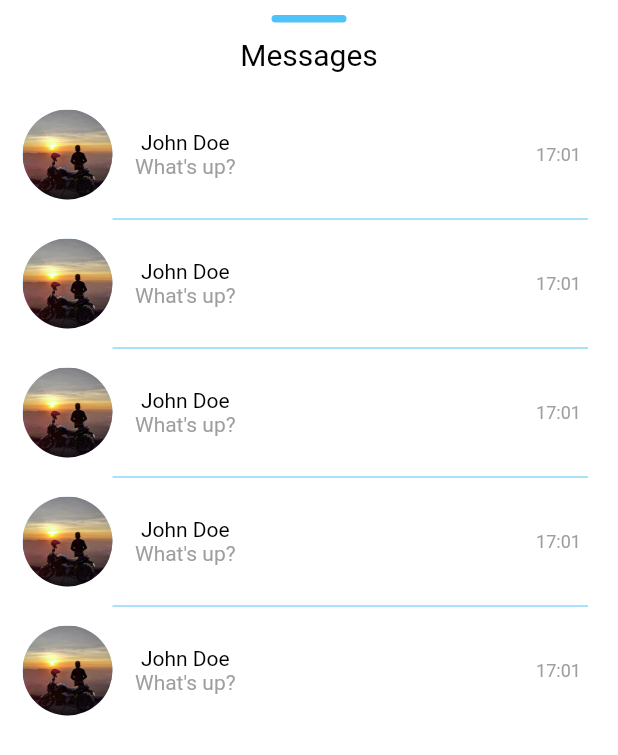
After one commit to jonbondani/kidsmessaging, a Flutter app: the ConversationBottomSheet screen opened directly, on a phone screen of 412 x 824 dp. The commit adds this screen. Shown: the top 755 px of the screen. Run offline on Flutter 3.47's test engine with Material 2 defaults, Android fonts, the phone set to English and light mode, and no system bars.

Commit message:
Añadido slideable widget

```diff
--- /dev/null
+++ b/lib/pages/ConversationBottomSheet.dart
@@ -0,0 +1,43 @@
+import 'package:flutter/material.dart';
+import 'package:kidsmessaging/config/Palette.dart';
+import 'package:kidsmessaging/config/Styles.dart';
+import 'package:kidsmessaging/widgets/ChatRowWidget.dart';
+
+import 'package:kidsmessaging/widgets/NavigationPillWidget.dart';
+
+class ConversationBottomSheet extends StatefulWidget {
+  @override
+  _ConversationBottomSheetState createState() =>
+      _ConversationBottomSheetState();
+
+  const ConversationBottomSheet();
+}
+
+class _ConversationBottomSheetState extends State<ConversationBottomSheet> {
+  @override
+  Widget build(BuildContext context) {
+    return Material(
+        child: Scaffold(
+            backgroundColor: Colors.white,
+            body: ListView(children: <Widget>[
+              NavigationPillWidget(),
+              Center(child: Text('Messages', style: Styles.textHeading)),
+              SizedBox(
+                height: 20,
+              ),
+              ListView.separated(
+                shrinkWrap: true,
+                physics: ClampingScrollPhysics(),
+                itemCount: 5,
+                separatorBuilder: (context, index) => Padding(
+                    padding: EdgeInsets.only(left: 75,right: 20),
+                    child: Divider(
+                      color: Palette.accentColor,
+                    )),
+                itemBuilder: (context, index) {
+                  return ChatRowWidget();
+                },
+              )
+            ])));
+  }
+}
--- a/lib/pages/ConversationPage.dart
+++ b/lib/pages/ConversationPage.dart
@@ -1,4 +1,6 @@
 import 'package:flutter/material.dart';
+import 'package:kidsmessaging/config/Palette.dart';
+import 'package:kidsmessaging/pages/ConversationBottomSheet.dart';
 import 'package:kidsmessaging/widgets/ChatAppBar.dart';
 import 'package:kidsmessaging/widgets/ChatListWidget.dart';
 import 'package:kidsmessaging/widgets/InputWidget.dart';
@@ -12,22 +14,32 @@ class ConversationPage extends StatefulWidget {
 
 class _ConversationPageState extends State<ConversationPage> {
 
+  final GlobalKey<ScaffoldState> _scaffoldKey = new GlobalKey<ScaffoldState>();
+
   @override
   Widget build(BuildContext context) {
     return SafeArea(
         child: Scaffold(
             appBar: ChatAppBar(), // Custom app bar for chat screen
-            body: Stack(children: <Widget>[
+            body: Container(
+              color: Palette.chatBackgroundColor,
+              child:Stack(children:<Widget>[
               Column(
                 children: <Widget>[
                   ChatListWidget(),//Chat list
-                  InputWidget() // The input widget
+                  GestureDetector(
+                    child: InputWidget(),
+                    onPanUpdate: (details){
+                      if (details.delta.dy <0){
+                        _scaffoldKey.currentState
+                            .showBottomSheet<Null>((BuildContext context) {
+                              return ConversationBottomSheet();
+                        });
+                      }
+                    })
                 ],
               ),
-            ]
-            )
-        )
-    );
+            ]))));
   }
 
 
--- /dev/null
+++ b/lib/widgets/ChatRowWidget.dart
@@ -0,0 +1,57 @@
+import 'package:flutter/material.dart';
+import 'package:intl/intl.dart';
+import 'package:kidsmessaging/config/Assets.dart';
+import 'package:kidsmessaging/config/Styles.dart';
+
+class ChatRowWidget extends StatelessWidget {
+  @override
+  Widget build(BuildContext context) {
+    return Container(
+        padding: EdgeInsets.fromLTRB(15, 5, 0, 5),
+        child: Row(
+          children: <Widget>[
+            Expanded(
+              flex: 8,
+              child: Row(
+                mainAxisSize: MainAxisSize.max,
+                children: <Widget>[
+                  CircleAvatar(
+                    radius: 30,
+                    backgroundImage: Image.asset(
+                      Assets.user,
+                    ).image,
+                  ),
+                  SizedBox(
+                    width: 15,
+                  ),
+                  Container(
+                      child: Column(
+                        children: <Widget>[
+                          Text('John Doe', style: Styles.subHeading),
+                          Text(
+                            'What\'s up?',
+                            style: Styles.subText,
+                          )
+                        ],
+                      ))
+                ],
+              ),
+            ),
+            Expanded(
+              flex: 2,
+              child: Column(
+                mainAxisSize: MainAxisSize.max,
+                mainAxisAlignment: MainAxisAlignment.start,
+                children: <Widget>[
+                  Text(
+                    DateFormat('kk:mm').format(
+                        DateTime.fromMillisecondsSinceEpoch(1565888474278)),
+                    style: Styles.date,
+                  )
+                ],
+              ),
+            )
+          ],
+        ));
+  }
+}
--- /dev/null
+++ b/lib/widgets/NavigationPillWidget.dart
@@ -0,0 +1,30 @@
+import 'package:flutter/material.dart';
+import 'package:kidsmessaging/config/Palette.dart';
+
+class NavigationPillWidget extends StatelessWidget {
+  @override
+  Widget build(BuildContext context) {
+    // TODO: implement build
+    return Container(
+        child: Column(
+            mainAxisAlignment: MainAxisAlignment.center,
+            crossAxisAlignment: CrossAxisAlignment.stretch,
+            children: <Widget>[
+              Container(
+                  child: Center(
+                      child: Wrap(children: <Widget>[
+                        Container(
+                            width: 50,
+                            margin: EdgeInsets.only(top: 10, bottom: 10),
+                            height: 5,
+                            decoration: new BoxDecoration(
+                              color: Palette.accentColor,
+                              shape: BoxShape.rectangle,
+                              borderRadius: BorderRadius.all(
+                                  Radius.circular(8.0)),
+                            )
+                        ),
+                      ]))),
+            ]));
+  }
+}
```
